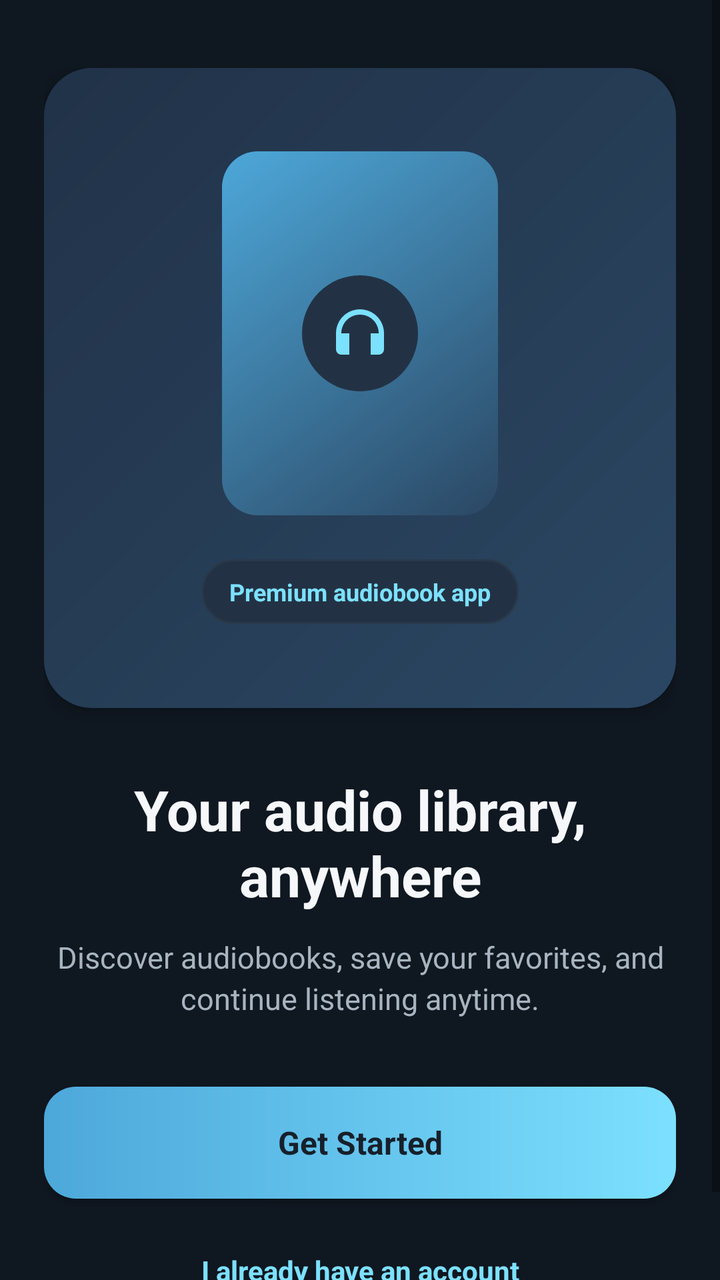
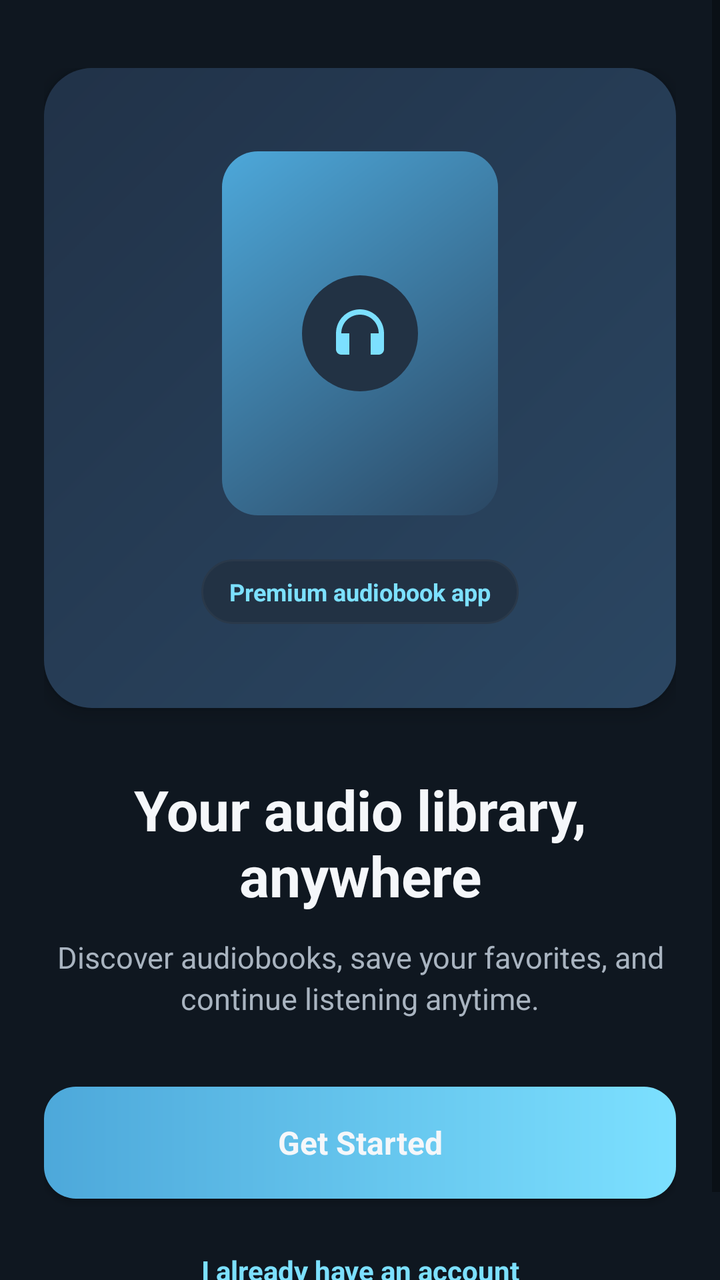

An Android layout rendered at two revisions. The XML below is the earlier revision; the diff shows what the commit changed to produce the second picture.
<!-- AndroidManifest.xml: application theme Theme.Fonosfinal -->
<!-- res/layout/activity_onboarding.xml -->
<?xml version="1.0" encoding="utf-8"?>
<ScrollView xmlns:android="http://schemas.android.com/apk/res/android"
    android:layout_width="match_parent"
    android:layout_height="match_parent"
    android:background="@color/background"
    android:fillViewport="true">

    <LinearLayout
        android:layout_width="match_parent"
        android:layout_height="wrap_content"
        android:gravity="center_horizontal"
        android:orientation="vertical"
        android:paddingStart="22dp"
        android:paddingTop="34dp"
        android:paddingEnd="22dp"
        android:paddingBottom="28dp">

        <FrameLayout
            android:layout_width="match_parent"
            android:layout_height="320dp"
            android:background="@drawable/bg_hero_gradient"
            android:elevation="5dp"
            android:padding="24dp">

            <LinearLayout
                android:layout_width="match_parent"
                android:layout_height="match_parent"
                android:gravity="center"
                android:orientation="vertical">

                <FrameLayout
                    android:layout_width="138dp"
                    android:layout_height="182dp"
                    android:background="@drawable/bg_cover_gradient_1">

                    <ImageView
                        android:layout_width="58dp"
                        android:layout_height="58dp"
                        android:layout_gravity="center"
                        android:background="@drawable/bg_icon_circle"
                        android:contentDescription="Audiobook"
                        android:padding="13dp"
                        android:src="@drawable/ic_headphones" />
                </FrameLayout>

                <TextView
                    android:layout_width="wrap_content"
                    android:layout_height="wrap_content"
                    android:layout_marginTop="22dp"
                    android:background="@drawable/bg_chip_dark"
                    android:paddingStart="14dp"
                    android:paddingTop="8dp"
                    android:paddingEnd="14dp"
                    android:paddingBottom="8dp"
                    android:text="Premium audiobook app"
                    android:textColor="@color/accent"
                    android:textSize="12sp"
                    android:textStyle="bold" />
            </LinearLayout>
        </FrameLayout>

        <TextView
            android:layout_width="match_parent"
            android:layout_height="wrap_content"
            android:layout_marginTop="32dp"
            android:gravity="center"
            android:text="Your audio library, anywhere"
            android:textColor="@color/text_primary"
            android:textSize="28sp"
            android:textStyle="bold" />

        <TextView
            android:layout_width="match_parent"
            android:layout_height="wrap_content"
            android:layout_marginTop="12dp"
            android:gravity="center"
            android:lineSpacingExtra="3dp"
            android:text="Discover audiobooks, save your favorites, and continue listening anytime."
            android:textColor="@color/text_secondary"
            android:textSize="15sp" />

        <Button
            android:id="@+id/button_get_started"
            android:layout_width="match_parent"
            android:layout_height="56dp"
            android:layout_marginTop="34dp"
            android:background="@drawable/bg_button_accent"
            android:backgroundTint="@null"
            android:text="Get Started"
            android:textAllCaps="false"
            android:textColor="@color/primary_variant"
            android:textSize="16sp"
            android:textStyle="bold" />

        <TextView
            android:id="@+id/text_already_have_account"
            android:layout_width="match_parent"
            android:layout_height="48dp"
            android:layout_marginTop="12dp"
            android:gravity="center"
            android:text="I already have an account"
            android:textColor="@color/accent"
            android:textSize="14sp"
            android:textStyle="bold" />
    </LinearLayout>
</ScrollView>
<!-- resources referenced by this layout -->
<resources>
  <color name="accent">#7CE0FF</color>
  <color name="background">#0F1720</color>
  <color name="primary_variant">#16202B</color>
  <color name="text_primary">#F5F7FA</color>
  <color name="text_secondary">#A9B4C0</color>
  <!-- drawable bg_button_accent (drawable) -->
  <?xml version="1.0" encoding="utf-8"?>
  <ripple xmlns:android="http://schemas.android.com/apk/res/android"
      android:color="@color/ripple_accent">
      <item>
          <shape>
              <gradient
                  android:angle="0"
                  android:endColor="@color/accent"
                  android:startColor="@color/secondary" />
              <corners android:radius="16dp" />
          </shape>
      </item>
  </ripple>
  <!-- drawable bg_chip_dark (drawable) -->
  <?xml version="1.0" encoding="utf-8"?>
  <ripple xmlns:android="http://schemas.android.com/apk/res/android"
      android:color="@color/ripple_surface">
      <item>
          <shape>
              <solid android:color="@color/chip_bg" />
              <stroke
                  android:width="1dp"
                  android:color="@color/divider" />
              <corners android:radius="20dp" />
          </shape>
      </item>
  </ripple>
  <!-- drawable bg_cover_gradient_1 (drawable) -->
  <?xml version="1.0" encoding="utf-8"?>
  <shape xmlns:android="http://schemas.android.com/apk/res/android">
      <gradient
          android:angle="315"
          android:endColor="@color/card_gradient_end"
          android:startColor="@color/secondary" />
      <corners android:radius="18dp" />
  </shape>
  <!-- drawable bg_hero_gradient (drawable) -->
  <?xml version="1.0" encoding="utf-8"?>
  <ripple xmlns:android="http://schemas.android.com/apk/res/android"
      android:color="@color/ripple_accent">
      <item>
          <shape>
              <gradient
                  android:angle="315"
                  android:endColor="@color/card_gradient_end"
                  android:startColor="@color/card_gradient_start" />
              <corners android:radius="24dp" />
          </shape>
      </item>
  </ripple>
  <!-- drawable bg_icon_circle (drawable) -->
  <?xml version="1.0" encoding="utf-8"?>
  <ripple xmlns:android="http://schemas.android.com/apk/res/android"
      android:color="@color/ripple_surface">
      <item>
          <shape android:shape="oval">
              <solid android:color="@color/surface_light" />
          </shape>
      </item>
  </ripple>
  <!-- drawable ic_headphones (drawable) -->
  <?xml version="1.0" encoding="utf-8"?>
  <vector xmlns:android="http://schemas.android.com/apk/res/android"
      android:width="24dp"
      android:height="24dp"
      android:viewportWidth="24"
      android:viewportHeight="24">
      <path
          android:fillColor="@color/accent"
          android:pathData="M12,3C7,3 3,7 3,12V18C3,19.1 3.9,20 5,20H8V12H5C5,8.1 8.1,5 12,5S19,8.1 19,12H16V20H19C20.1,20 21,19.1 21,18V12C21,7 17,3 12,3Z" />
  </vector>
  <style name="Theme.Fonosfinal" parent="Base.Theme.Fonosfinal" />
  <color name="ripple_accent">#337CE0FF</color>
  <color name="secondary">#4DA8DA</color>
  <color name="ripple_surface">#26334455</color>
  <color name="chip_bg">#223244</color>
  <color name="divider">#2A394A</color>
  <color name="card_gradient_end">#2B4763</color>
  <color name="card_gradient_start">#213248</color>
  <color name="surface_light">#223244</color>
  <color name="primary">#1E2A38</color>
  <color name="surface">#182331</color>
  <!-- unchanged entries left out for length: 1 -->
</resources>

<!-- the commit's change to res/layout/activity_onboarding.xml (unified diff, before → after) -->
@@ -88,7 +88,7 @@
             android:backgroundTint="@null"
             android:text="Get Started"
             android:textAllCaps="false"
-            android:textColor="@color/primary_variant"
+            android:textColor="@color/text_primary"
             android:textSize="16sp"
             android:textStyle="bold" />
 
